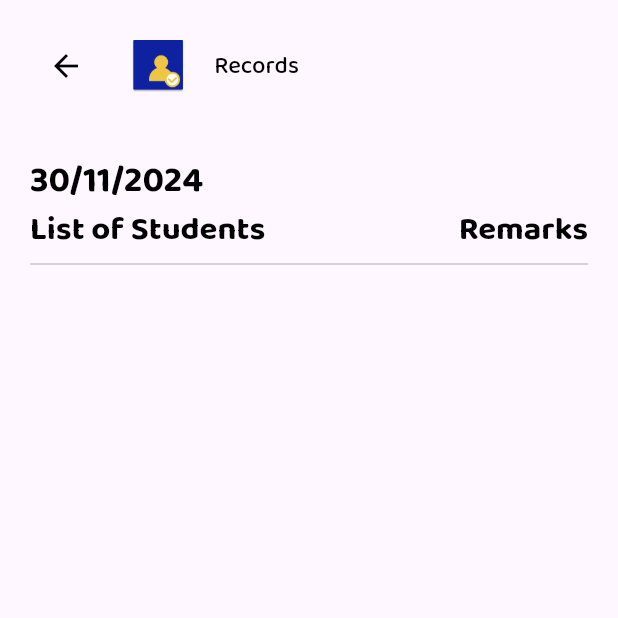
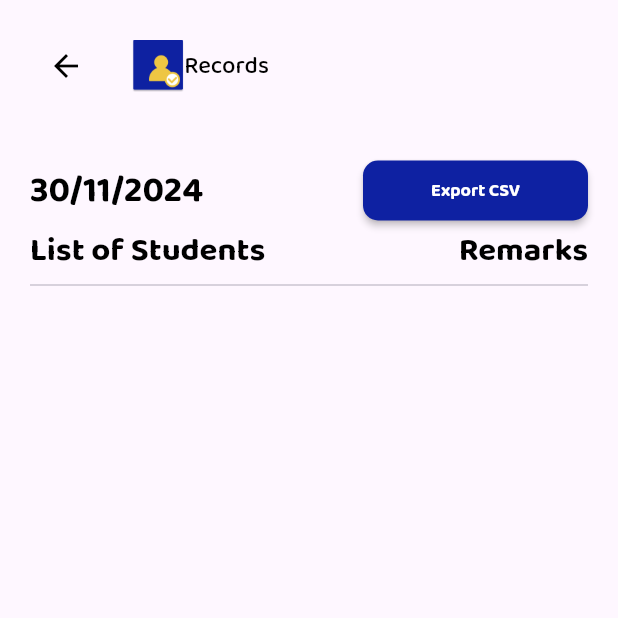
Before and after one commit to lansoyyy/attendify, a Flutter app: the StudentRecordScreen screen opened directly with empty values, on a phone screen of 412 x 824 dp, the top half of it. Run offline on Flutter 3.47's test engine with Material 3 defaults, Android fonts, the phone set to English and light mode, and no system bars; drawn by our look-alikes of calendar_view; our stand-ins replace cloud_firestore, firebase_core, fluttertoast, qr_flutter; missing offline and left inert: flutter_barcode_scanner_plus; accounts and stored records are empty.

```diff
--- a/lib/screens/home_screen.dart
+++ b/lib/screens/home_screen.dart
@@ -50,10 +50,6 @@ class HomeScreen extends StatelessWidget {
             SizedBox(
               height: 20,
             ),
-            ButtonWidget(
-              label: 'Export CSV',
-              onPressed: () {},
-            ),
           ],
         ),
       ),
--- a/lib/screens/student_record_screen.dart
+++ b/lib/screens/student_record_screen.dart
@@ -1,3 +1,4 @@
+import 'package:attendify/widgets/button_widget.dart';
 import 'package:attendify/widgets/text_widget.dart';
 import 'package:cloud_firestore/cloud_firestore.dart';
 import 'package:flutter/material.dart';
@@ -36,9 +37,6 @@ class StudentRecordScreen extends StatelessWidget {
                   'assets/images/logo.png',
                   height: 35,
                 ),
-                SizedBox(
-                  width: 20,
-                ),
                 TextWidget(
                   text: 'Records',
                   fontSize: 16,
@@ -49,10 +47,27 @@ class StudentRecordScreen extends StatelessWidget {
             SizedBox(
               height: 35,
             ),
-            TextWidget(
-              text: DateFormat('dd/MM/yyy').format(DateTime(2025, month, day)),
-              fontSize: 24,
-              fontFamily: 'Bold',
+            Row(
+              children: [
+                TextWidget(
+                  text: DateFormat('dd/MM/yyy')
+                      .format(DateTime(2025, month, day)),
+                  fontSize: 24,
+                  fontFamily: 'Bold',
+                ),
+                Expanded(
+                  child: SizedBox(
+                    width: 20,
+                  ),
+                ),
+                ButtonWidget(
+                  fontSize: 12,
+                  width: 150,
+                  height: 40,
+                  label: 'Export CSV',
+                  onPressed: () {},
+                ),
+              ],
             ),
             Row(
               mainAxisAlignment: MainAxisAlignment.spaceBetween,
```
Also changed, not shown: lib/screens/scan_qr_screen.dart (+118 -8 lines).
